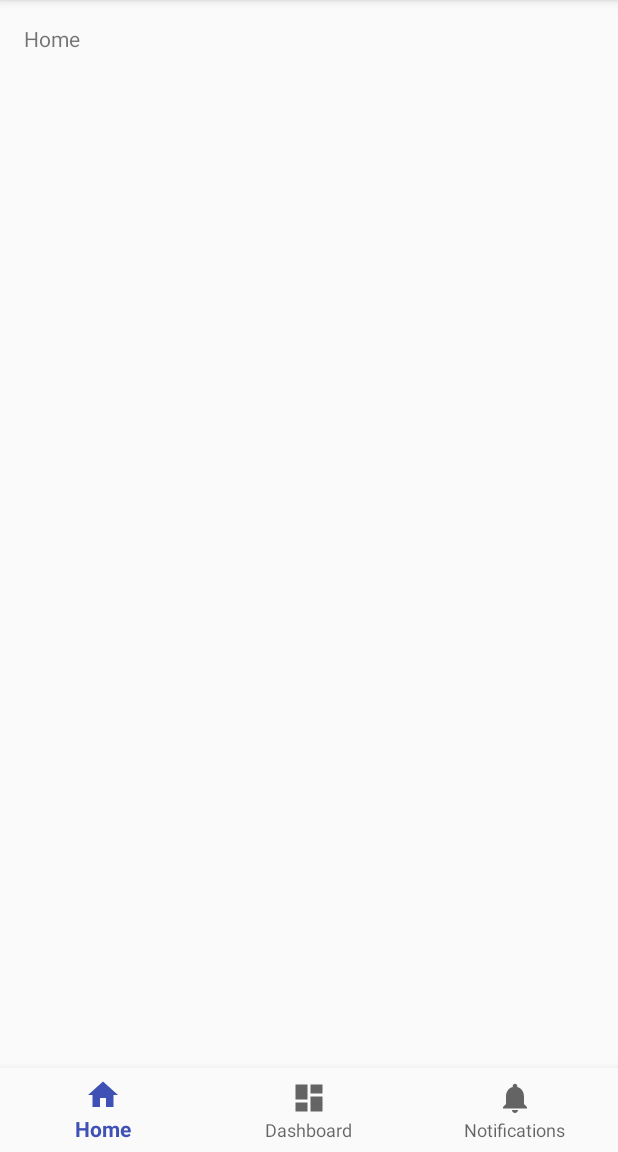
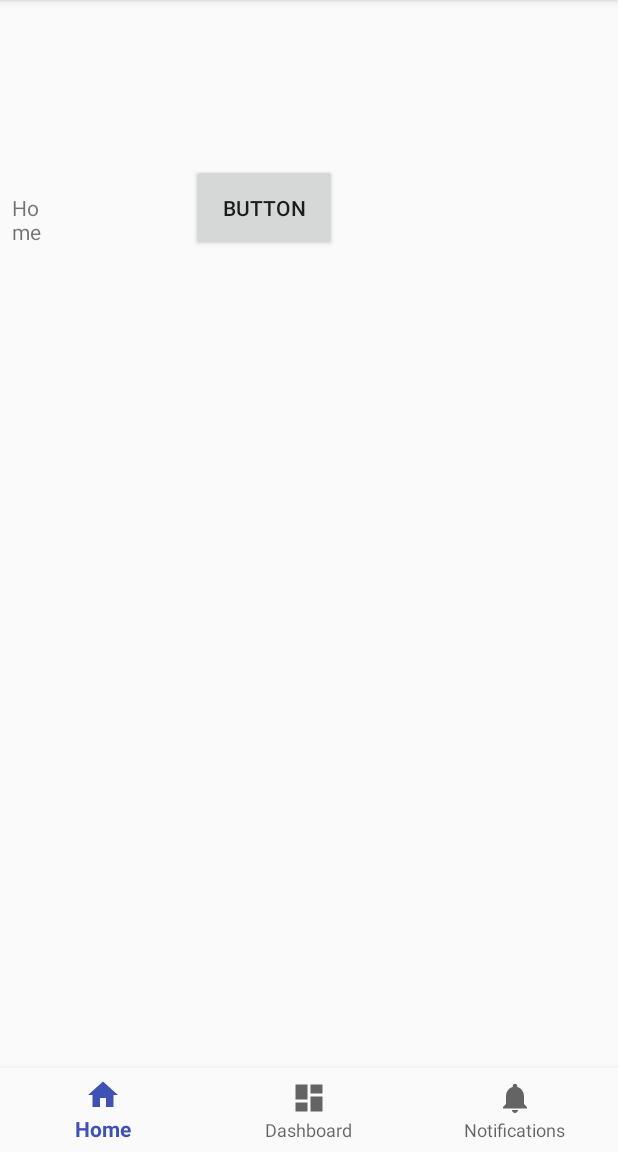
Before and after one commit to asabot/2017-andriod-dev, an Android app: the screen it shows after launch (MainActivity), on a phone screen of 412 x 824 dp, the part 84-1236 px from its top. Run offline under Robolectric (Android 15) with nearby library versions, the phone set to English and light mode, and no system bars.

Commit message:
added button to test version control

```diff
--- a/app/build.gradle
+++ b/app/build.gradle
@@ -29,4 +29,5 @@ dependencies {
     compile 'com.android.support:design:25.3.1'
     compile 'com.android.support:support-vector-drawable:25.3.1'
     testCompile 'junit:junit:4.12'
+    compile 'com.android.support.constraint:constraint-layout:1.0.2'
 }
--- a/app/src/main/res/layout/activity_main.xml
+++ b/app/src/main/res/layout/activity_main.xml
@@ -8,7 +8,7 @@
     android:orientation="vertical"
     tools:context="v.datagatherer.MainActivity">
 
-    <FrameLayout
+    <android.support.constraint.ConstraintLayout
         android:id="@+id/content"
         android:layout_width="match_parent"
         android:layout_height="0dp"
@@ -16,15 +16,28 @@
 
         <TextView
             android:id="@+id/message"
-            android:layout_width="match_parent"
+            android:layout_width="22dp"
             android:layout_height="wrap_content"
-            android:layout_marginBottom="@dimen/activity_vertical_margin"
-            android:layout_marginLeft="@dimen/activity_horizontal_margin"
-            android:layout_marginRight="@dimen/activity_horizontal_margin"
-            android:layout_marginTop="@dimen/activity_vertical_margin"
-            android:text="@string/title_home" />
+            android:text="@string/title_home"
+            app:layout_constraintBaseline_toBaselineOf="@+id/button2"
+            tools:layout_constraintBaseline_creator="1"
+            tools:layout_constraintLeft_creator="1"
+            app:layout_constraintLeft_toLeftOf="parent"
+            android:layout_marginLeft="8dp" />
 
-    </FrameLayout>
+        <Button
+            android:id="@+id/button2"
+            android:layout_width="97dp"
+            android:layout_height="58dp"
+            android:text="Button"
+            tools:layout_constraintTop_creator="1"
+            tools:layout_constraintLeft_creator="1"
+            app:layout_constraintLeft_toLeftOf="parent"
+            app:layout_constraintTop_toTopOf="parent"
+            android:layout_marginLeft="127dp"
+            android:layout_marginTop="109dp" />
+
+    </android.support.constraint.ConstraintLayout>
 
     <android.support.design.widget.BottomNavigationView
         android:id="@+id/navigation"
```
Also changed, not shown: 1 other file.
